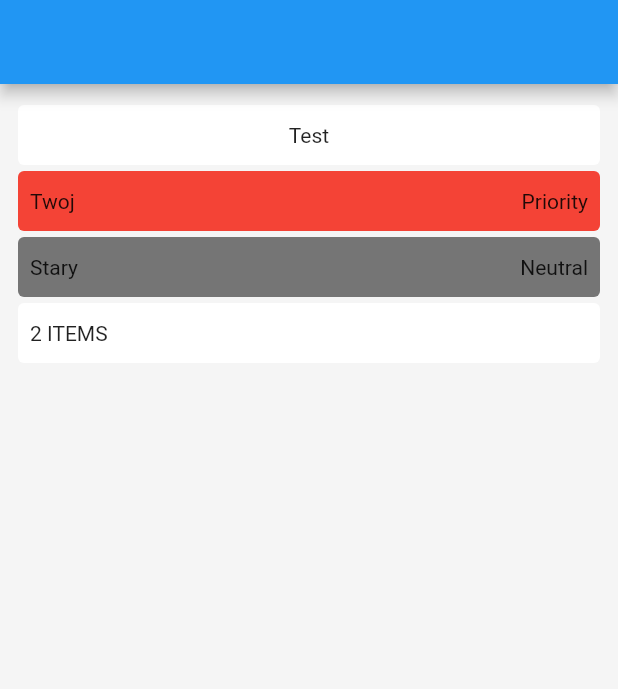
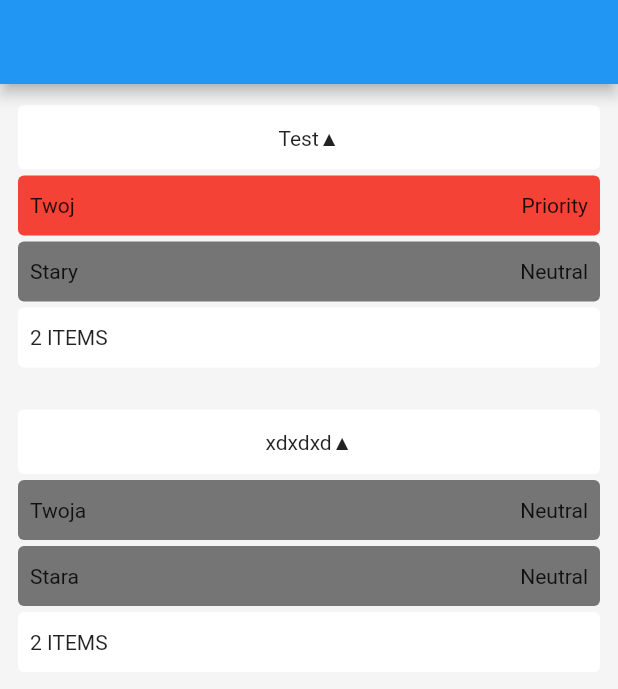
Before and after one commit to jan-Kulpas/bendo, a Flutter app: the screen it shows after launch, after a tap on "Neutral", on a phone screen of 412 x 824 dp. Shown: the top 689 px of the screen. Run offline on Flutter 3.47's test engine with Material 2 defaults, Android fonts, the light colour scheme and no system bars.

Commit message:
cleaned up the base tile classes

```diff
--- a/lib/providers/collection.dart
+++ b/lib/providers/collection.dart
@@ -6,13 +6,20 @@ import 'package:bendo/providers/task.dart';
 import 'package:bendo/models/task_state.dart';
 import 'package:bendo/helpers/extensions.dart';
 
+const uuid = Uuid();
+
 class Collection with ChangeNotifier {
-  final String id = const Uuid().v4();
+  final String id;
   final List<Task> _tasks = [];
   final Map<TaskState, String> states = TaskState.values.asNameMap().inverse;
   String title;
+  bool collapsed;
 
-  Collection(this.title);
+  Collection({
+    String? id,
+    required this.title,
+    this.collapsed = false,
+  }) : id = id ?? uuid.v4();
 
   List<Task> get tasks {
     return [..._tasks];
@@ -25,4 +32,9 @@ class Collection with ChangeNotifier {
   void deleteTask(String id) {
     _tasks.removeWhere((e) => e.id == id);
   }
+
+  void toggleCollapse() {
+    collapsed = !collapsed;
+    notifyListeners();
+  }
 }
--- a/lib/providers/collections.dart
+++ b/lib/providers/collections.dart
@@ -19,16 +19,18 @@ class Collections with ChangeNotifier {
     _items.remove(collection);
   }
 
-  void dummyInit() {
-    Collection collection = Collection("Test");
+  Future<void> dummyInit() async {
+    await Future.delayed(const Duration(milliseconds: 100), () {});
+
+    Collection collection = Collection(title: "Test");
     _items.add(collection);
-    collection.addTask(Task("Twoj"));
-    collection.addTask(Task("Stary"));
+    collection.addTask(Task(title: "Twoj"));
+    collection.addTask(Task(title: "Stary"));
 
-    Collection collection2 = Collection("xdxdxd");
+    Collection collection2 = Collection(title: "xdxdxd");
     _items.add(collection2);
-    collection2.addTask(Task("Twoja"));
-    collection2.addTask(Task("Stara"));
+    collection2.addTask(Task(title: "Twoja"));
+    collection2.addTask(Task(title: "Stara"));
 
     notifyListeners();
   }
--- a/lib/providers/task.dart
+++ b/lib/providers/task.dart
@@ -5,12 +5,18 @@ import 'package:uuid/uuid.dart';
 
 import 'package:bendo/models/task_state.dart';
 
+const uuid = Uuid();
+
 class Task with ChangeNotifier {
-  final String id = const Uuid().v4();
-  TaskState state = TaskState.Neutral;
+  final String id;
+  TaskState state;
   String title;
 
-  Task(this.title);
+  Task({
+    String? id,
+    required this.title,
+    this.state = TaskState.Neutral,
+  }) : id = id ?? uuid.v4();
 
   /// Cycles TaskState to next in order or
   /// loops back to beginning if task is Done.
--- a/lib/screens/main_screen.dart
+++ b/lib/screens/main_screen.dart
@@ -3,21 +3,36 @@ import 'package:bendo/widgets/collection_item.dart';
 import "package:flutter/material.dart";
 import 'package:provider/provider.dart';
 
-class MainScreen extends StatelessWidget {
+class MainScreen extends StatefulWidget {
   const MainScreen({super.key});
 
   @override
-  Widget build(BuildContext context) {
+  State<MainScreen> createState() => _MainScreenState();
+}
+
+class _MainScreenState extends State<MainScreen> {
+  @override
+  void initState() {
     final collections = context.read<Collections>();
     collections.dummyInit();
+    super.initState();
+  }
+
+  @override
+  Widget build(BuildContext context) {
+    final collections = context.watch<Collections>();
     return Scaffold(
       appBar: AppBar(), //! REMOVE
       backgroundColor: Colors.grey.shade100,
-      body: Center(
-        child: ChangeNotifierProvider.value(
-          value: collections.items[0],
-          child: const CollectionItem(),
-        ),
+      body: Column(
+        children: [
+          ...collections.items.map(
+            (collection) => ChangeNotifierProvider.value(
+              value: collection,
+              child: const CollectionItem(),
+            ),
+          ),
+        ],
       ),
     );
   }
--- a/lib/widgets/collection_item.dart
+++ b/lib/widgets/collection_item.dart
@@ -1,4 +1,5 @@
 import 'package:bendo/widgets/task_item.dart';
+import 'package:bendo/widgets/tile.dart';
 import 'package:flutter/material.dart';
 import 'package:provider/provider.dart';
 import 'package:bendo/providers/collection.dart';
@@ -13,17 +14,30 @@ class CollectionItem extends StatelessWidget {
       margin: const EdgeInsets.all(12),
       child: Column(
         children: [
-          Card(
-            elevation: 0,
-            margin: const EdgeInsets.symmetric(vertical: 2),
-            child: Container(
-              padding: const EdgeInsets.symmetric(horizontal: 8, vertical: 12),
-              width: double.infinity,
-              child: Center(
-                child: Text(collection.title),
+          MultiTile(
+            flex: const [1, -1, 1],
+            children: [
+              GestureDetector(
+                onTap: collection.toggleCollapse,
+                child: const TileBody(),
               ),
-            ),
+              TileBody(
+                child: Text(
+                  "${collection.title}${collection.collapsed ? "▼" : "▲"}",
+                  textAlign: TextAlign.center,
+                ),
+              ),
+              GestureDetector(
+                onTap: collection.toggleCollapse,
+                child: const TileBody(),
+              ),
+            ],
           ),
+          // Tile(
+          //   child: Center(
+          //     child: Text(collection.title),
+          //   ),
+          // ),
           // Placeholder(), //chart bar
           ...collection.tasks.map(
             (task) => ChangeNotifierProvider.value(
@@ -32,15 +46,9 @@ class CollectionItem extends StatelessWidget {
             ),
           ),
           // Placeholder(), //add button
-          Card(
-            elevation: 0,
-            margin: const EdgeInsets.symmetric(vertical: 2),
-            child: Container(
-              padding: const EdgeInsets.symmetric(horizontal: 8, vertical: 12),
-              width: double.infinity,
-              child: Text("${collection.tasks.length} ITEMS"),
-            ),
-          ), //item count
+          Tile(
+            child: Text("${collection.tasks.length} ITEMS"),
+          ),
         ],
       ),
     );
--- a/lib/widgets/task_item.dart
+++ b/lib/widgets/task_item.dart
@@ -1,5 +1,6 @@
 import 'package:bendo/models/task_state.dart';
 import 'package:bendo/providers/task.dart';
+import 'package:bendo/widgets/tile.dart';
 import 'package:provider/provider.dart';
 
 import 'package:flutter/material.dart';
@@ -11,34 +12,14 @@ class TaskItem extends StatelessWidget {
   Widget build(BuildContext context) {
     final task = context.watch<Task>();
 
-    return Card(
-      margin: const EdgeInsets.symmetric(vertical: 2),
-      elevation: 0,
+    return MultiTile(
       color: task.state.color,
-      child: SizedBox(
-        width: double.infinity,
-        child: Row(children: [
-          Flexible(
-            flex: 4,
-            fit: FlexFit.tight,
-            child: Padding(
-              padding: const EdgeInsets.symmetric(
-                horizontal: 8,
-                vertical: 12,
-              ),
-              child: Text(task.title),
-            ),
-          ),
-          Flexible(
-            flex: 2,
-            fit: FlexFit.tight,
-            child: GestureDetector(
+      flex: const [2, 1],
+      children: [
+        TileBody(child: Text(task.title)),
+        GestureDetector(
           onTap: task.cycleState,
-              child: Padding(
-                padding: const EdgeInsets.symmetric(
-                  horizontal: 8,
-                  vertical: 12,
-                ),
+          child: TileBody(
             child: Text(
               // TODO update for collection state names and neutral ignore
               task.state.name,
@@ -46,9 +27,7 @@ class TaskItem extends StatelessWidget {
             ),
           ),
         ),
-          ),
-        ]),
-      ),
+      ],
     );
   }
 }
--- /dev/null
+++ b/lib/widgets/tile.dart
@@ -0,0 +1,89 @@
+import 'package:flutter/material.dart';
+
+const tilePad = EdgeInsets.symmetric(horizontal: 8, vertical: 12);
+const tileMargin = EdgeInsets.symmetric(vertical: 2);
+
+class TileBody extends StatelessWidget {
+  final Widget? child;
+  final double? width;
+
+  const TileBody({
+    this.child,
+    this.width,
+    super.key,
+  });
+
+  @override
+  Widget build(BuildContext context) {
+    return Container(
+      constraints: BoxConstraints(minHeight: 14 + tilePad.top * 2),
+      color: Colors.transparent,
+      padding: tilePad,
+      width: width,
+      child: child,
+    );
+  }
+}
+
+class Tile extends StatelessWidget {
+  final Widget? child;
+  final Color? color;
+
+  const Tile({
+    this.color,
+    this.child,
+    super.key,
+  });
+
+  @override
+  Widget build(BuildContext context) {
+    return Card(
+      color: color,
+      elevation: 0,
+      margin: tileMargin,
+      child: TileBody(
+        width: double.infinity,
+        child: child,
+      ),
+    );
+  }
+}
+
+class MultiTile extends StatelessWidget {
+  final List<Widget> children;
+  final List<int> flex;
+  final Color? color;
+
+  const MultiTile({
+    required this.flex,
+    required this.children,
+    this.color,
+    super.key,
+  });
+  // {
+  //   if(flex.length != children.length || flex.firstWhere((e) => e < 0, orElse: () => 1) < 0 ) {
+  //     throw Exception("invalid flex");
+  //   }
+  // }
+
+  @override
+  Widget build(BuildContext context) {
+    return Card(
+      color: color,
+      elevation: 0,
+      margin: tileMargin,
+      child: Row(
+        children: List.generate(
+          children.length,
+          (index) => flex[index] >= 0
+              ? Flexible(
+                  fit: FlexFit.tight,
+                  flex: flex[index],
+                  child: children[index],
+                )
+              : children[index],
+        ),
+      ),
+    );
+  }
+}
```
Also changed, not shown: lib/models/task_state.dart (+9 -0 lines). Lines whose indentation alone changed are shown as unchanged.
